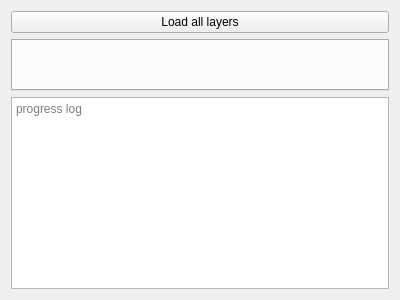
First picture: the form in qgisplugin/anncsu_manager/resources/ui/wizard_evaluate_geocode_page.ui, repository anncsu-open/anncsu-manager, before the edit.
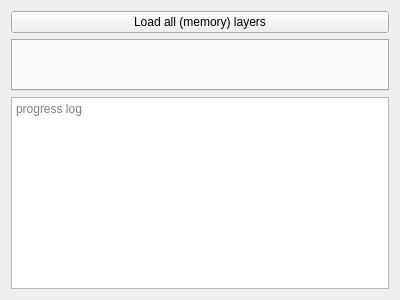
Second picture: the form after the edit.

Commit message: specify that load layer do not magerialize them bu load as memory layers

What changed in the file:
```diff
--- a/qgisplugin/anncsu_manager/resources/ui/wizard_evaluate_geocode_page.ui
+++ b/qgisplugin/anncsu_manager/resources/ui/wizard_evaluate_geocode_page.ui
@@ -26,7 +26,7 @@
    <item>
     <widget class="QPushButton" name="load_all_layers">
      <property name="text">
-      <string>Load all layers</string>
+      <string>Load all (memory) layers</string>
      </property>
     </widget>
    </item>
```
